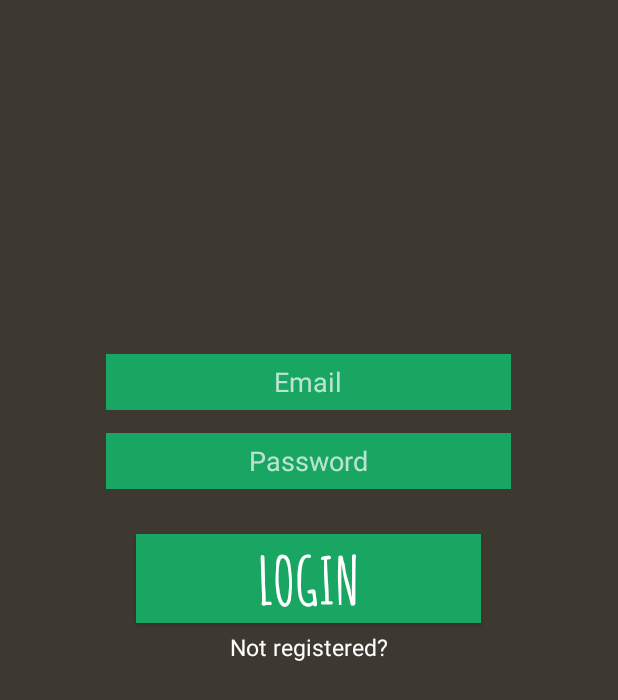
After one commit to galatex/Cycle_Safe-Android, an Android app: the LoginActivity screen opened directly, with no data from a screen before it, on a phone screen of 412 x 824 dp. The commit adds this screen. Shown: the top 700 px of the screen. Run offline under Robolectric (Android 15) with nearby library versions, the phone set to English and light mode, and no system bars; our stand-ins replace Volley.

Commit message:
Implemented Login Activity. Added temp logout button on main activity.

```diff
--- /dev/null
+++ b/app/src/main/res/layout/activity_login.xml
@@ -0,0 +1,67 @@
+<?xml version="1.0" encoding="utf-8"?>
+<RelativeLayout xmlns:android="http://schemas.android.com/apk/res/android"
+    xmlns:tools="http://schemas.android.com/tools"
+    android:layout_width="match_parent"
+    android:layout_height="match_parent"
+    android:paddingBottom="@dimen/activity_vertical_margin"
+    android:paddingLeft="@dimen/activity_horizontal_margin"
+    android:paddingRight="@dimen/activity_horizontal_margin"
+    android:paddingTop="@dimen/activity_vertical_margin"
+    android:background="#3D3930"
+    tools:context="io.galatexlabs.cyclesafe.LoginActivity">
+
+    <EditText
+        android:layout_width="wrap_content"
+        android:layout_height="wrap_content"
+        android:minWidth="270sp"
+        android:minHeight="37sp"
+        android:inputType="textEmailAddress"
+        android:ems="10"
+        android:id="@+id/loginEmail"
+        android:layout_centerHorizontal="true"
+        android:hint="@string/email"
+        android:textAlignment="center"
+        android:background="#19a662"
+        android:layout_marginTop="220sp" />
+
+    <EditText
+        android:layout_width="wrap_content"
+        android:layout_height="wrap_content"
+        android:minWidth="270sp"
+        android:minHeight="37sp"
+        android:hint="@string/password"
+        android:inputType="textPassword"
+        android:ems="10"
+        android:id="@+id/loginPassword"
+        android:layout_below="@+id/loginEmail"
+        android:textAlignment="center"
+        android:layout_centerHorizontal="true"
+        android:background="#19a662"
+        android:layout_marginTop="15sp"/>
+
+    <Button
+        android:layout_width="wrap_content"
+        android:layout_height="wrap_content"
+        android:minWidth="230sp"
+        android:minHeight="55sp"
+        android:text="@string/login_name"
+        android:id="@+id/btnLogin"
+        android:background="#19a662"
+        android:textSize="43sp"
+        android:layout_centerHorizontal="true"
+        android:layout_below="@+id/loginPassword"
+        android:layout_marginTop="30sp" />
+
+    <TextView
+        android:layout_width="wrap_content"
+        android:layout_height="wrap_content"
+        android:textAppearance="?android:attr/textAppearanceSmall"
+        android:text="@string/not_registered"
+        android:textColor="#ffffff"
+        android:textSize="15sp"
+        android:id="@+id/btnLinkToRegisterScreen"
+        android:layout_below="@+id/btnLogin"
+        android:layout_centerHorizontal="true"
+        android:layout_marginTop="5sp" />
+
+</RelativeLayout>
--- a/app/src/main/res/values/strings.xml
+++ b/app/src/main/res/values/strings.xml
@@ -2,6 +2,7 @@
     <string name="app_name">Cycle Safe</string>
     <string name="login_name">LOGIN</string>
     <string name="register_name">REGISTER</string>
+    <string name="not_registered">Not registered?</string>
     <string name="logo_info">bike logo</string>
     <string name="name">Name</string>
     <string name="email">Email</string>
```
Also changed, not shown: app/src/main/AndroidManifest.xml (+13 -7 lines), app/src/main/java/io/galatexlabs/cyclesafe/LoginActivity.java (added, +202 -0 lines), app/src/main/java/io/galatexlabs/cyclesafe/MainActivity.java (+46 -2 lines), app/src/main/res/layout/activity_main.xml (+11 -1 lines).
